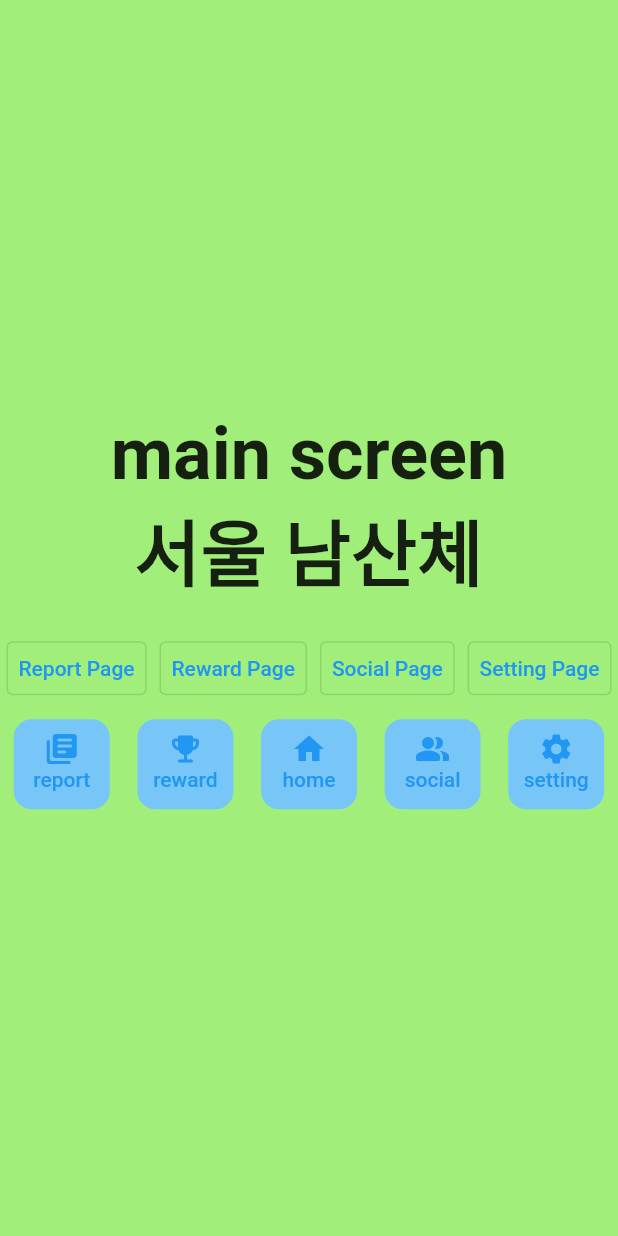
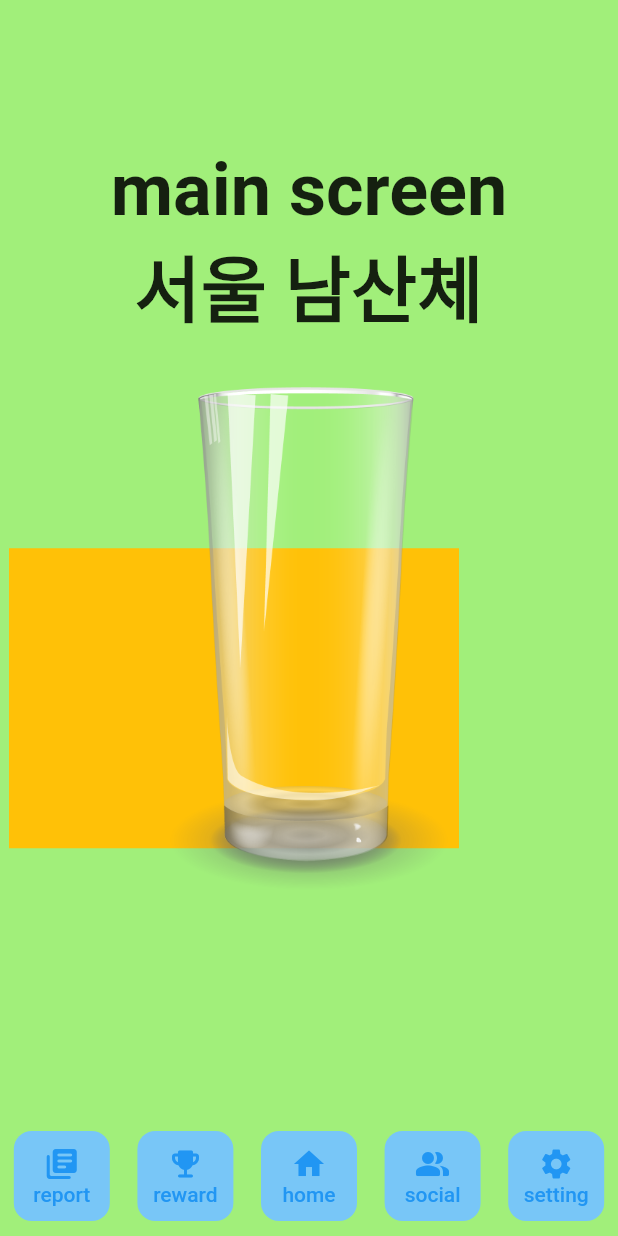
Before and after one commit to yu-so-young2/habitat, a Flutter app: the screen it shows after launch, on a phone screen of 412 x 824 dp. Run offline on Flutter 3.47's test engine with Material 2 defaults, Android fonts, the phone set to English and light mode, and no system bars; Roboto replaces fonts that are missing (SeoulNamsan).

Commit message:
Feat : dock bar 샘플 완성
단순 페이지 이동 기능만 있는 dock bar를 만들었습니다.

Related to : #S08P31A704-229

```diff
--- a/habitat/lib/screens/main_screen.dart
+++ b/habitat/lib/screens/main_screen.dart
@@ -9,22 +9,6 @@ class MainScreen extends StatefulWidget {
 }
 
 class _MainScreenState extends State<MainScreen> {
-  void goReport() {
-    Navigator.pushNamed(context, '/report');
-  }
-
-  void goReward() {
-    Navigator.pushNamed(context, '/reward');
-  }
-
-  void goSocial() {
-    Navigator.pushNamed(context, '/social');
-  }
-
-  void goSetting() {
-    Navigator.pushNamed(context, '/setting');
-  }
-
   @override
   Widget build(BuildContext context) {
     return Scaffold(
@@ -50,65 +34,28 @@ class _MainScreenState extends State<MainScreen> {
               fontWeight: FontWeight.w600,
             ),
           ),
+          Stack(
+            children: [
+              Positioned(
+                bottom: 60,
+                child: Container(
+                  width: 300,
+                  height: 200,
+                  color: Colors.amber,
+                ),
+              ),
+              Image.asset(
+                "lib/assets/images/glass.png",
+                width: 400,
+              ),
+            ],
+          ),
           const SizedBox(
             height: 20,
           ),
-          Row(
-            mainAxisAlignment: MainAxisAlignment.spaceAround,
-            children: [
-              OutlinedButton(
-                style: OutlinedButton.styleFrom(
-                  padding: const EdgeInsets.all(8),
-                ),
-                onPressed: goReport,
-                child: const Text(
-                  "Report Page",
-                  style: TextStyle(
-                    fontSize: 14,
-                  ),
-                ),
-              ),
-              OutlinedButton(
-                style: OutlinedButton.styleFrom(
-                  padding: const EdgeInsets.all(8),
-                ),
-                onPressed: goReward,
-                child: const Text(
-                  "Reward Page",
-                  style: TextStyle(
-                    fontSize: 14,
-                  ),
-                ),
-              ),
-              OutlinedButton(
-                style: OutlinedButton.styleFrom(
-                  padding: const EdgeInsets.all(8),
-                ),
-                onPressed: goSocial,
-                child: const Text(
-                  "Social Page",
-                  style: TextStyle(
-                    fontSize: 14,
-                  ),
-                ),
-              ),
-              OutlinedButton(
-                style: OutlinedButton.styleFrom(
-                  padding: const EdgeInsets.all(8),
-                ),
-                onPressed: goSetting,
-                child: const Text(
-                  "Setting Page",
-                  style: TextStyle(
-                    fontSize: 14,
-                  ),
-                ),
-              ),
-            ],
-          ),
-          const DockBar()
         ],
       ),
+      bottomNavigationBar: const DockBar(),
     );
   }
 }
--- a/habitat/lib/screens/report_screen.dart
+++ b/habitat/lib/screens/report_screen.dart
@@ -1,4 +1,5 @@
 import 'package:flutter/material.dart';
+import 'package:habitat/widgets/dock_bar.dart';
 
 class ReportScreen extends StatefulWidget {
   const ReportScreen({super.key});
@@ -28,6 +29,7 @@ class _ReportScreenState extends State<ReportScreen> {
           ),
         ],
       ),
+      bottomNavigationBar: DockBar(),
     );
   }
 }
--- a/habitat/lib/screens/reward_screen.dart
+++ b/habitat/lib/screens/reward_screen.dart
@@ -1,4 +1,5 @@
 import 'package:flutter/material.dart';
+import 'package:habitat/widgets/dock_bar.dart';
 
 class RewardScreen extends StatefulWidget {
   const RewardScreen({super.key});
@@ -28,6 +29,7 @@ class _RewardScreenState extends State<RewardScreen> {
           ),
         ],
       ),
+      bottomNavigationBar: DockBar(),
     );
   }
 }
--- a/habitat/lib/screens/setting_screen.dart
+++ b/habitat/lib/screens/setting_screen.dart
@@ -1,4 +1,5 @@
 import 'package:flutter/material.dart';
+import 'package:habitat/widgets/dock_bar.dart';
 
 class SettingScreen extends StatefulWidget {
   const SettingScreen({super.key});
@@ -28,6 +29,7 @@ class _SettingScreenState extends State<SettingScreen> {
           ),
         ],
       ),
+      bottomNavigationBar: DockBar(),
     );
   }
 }
--- a/habitat/lib/screens/social_screen.dart
+++ b/habitat/lib/screens/social_screen.dart
@@ -1,4 +1,5 @@
 import 'package:flutter/material.dart';
+import 'package:habitat/widgets/dock_bar.dart';
 
 class SocialScreen extends StatefulWidget {
   const SocialScreen({super.key});
@@ -28,6 +29,7 @@ class _SocialScreenState extends State<SocialScreen> {
           ),
         ],
       ),
+      bottomNavigationBar: DockBar(),
     );
   }
 }
--- a/habitat/lib/widgets/dock_bar.dart
+++ b/habitat/lib/widgets/dock_bar.dart
@@ -18,22 +18,27 @@ class _DockBarState extends State<DockBar> {
         children: [
           DockBarTab(
             tabname: "report",
+            tablocate: "/report",
             tabicon: Icons.library_books_rounded,
           ),
           DockBarTab(
             tabname: "reward",
+            tablocate: "/reward",
             tabicon: Icons.emoji_events_rounded,
           ),
           DockBarTab(
             tabname: "home",
+            tablocate: "/",
             tabicon: Icons.home,
           ),
           DockBarTab(
             tabname: "social",
+            tablocate: "/social",
             tabicon: Icons.people_alt_rounded,
           ),
           DockBarTab(
             tabname: "setting",
+            tablocate: "/setting",
             tabicon: Icons.settings,
           ),
         ],
@@ -43,21 +48,22 @@ class _DockBarState extends State<DockBar> {
 }
 
 class DockBarTab extends StatelessWidget {
-  final String tabname;
+  final String tabname, tablocate;
   final IconData tabicon;
 
   const DockBarTab({
     super.key,
     required this.tabname,
+    required this.tablocate,
     required this.tabicon,
   });
-
-  void pressbutton() {}
 
   @override
   Widget build(BuildContext context) {
     return TextButton(
-      onPressed: () {},
+      onPressed: () {
+        Navigator.pushNamed(context, tablocate);
+      },
       style: TextButton.styleFrom(
         fixedSize: const Size(60, 60),
         padding: const EdgeInsets.all(8),
@@ -67,16 +73,8 @@ class DockBarTab extends StatelessWidget {
           borderRadius: BorderRadius.all(Radius.circular(12)),
         ),
       ),
-      // boxShadow: const [
-      //   BoxShadow(
-      //     blurRadius: 30,
-      //     blurStyle: BlurStyle.inner,
-      //     color: Colors.black,
-      //     offset: Offset(5, 5),
-      //     spreadRadius: 0.1,
-      //   )
-      // ],
       child: Column(
+        mainAxisAlignment: MainAxisAlignment.center,
         children: [
           Icon(tabicon),
           Text(tabname),
--- a/habitat/pubspec.yaml
+++ b/habitat/pubspec.yaml
@@ -57,9 +57,8 @@ flutter:
   uses-material-design: true
 
   # To add assets to your application, add an assets section, like this:
-  # assets:
-  #   - images/a_dot_burr.jpeg
-  #   - images/a_dot_ham.jpeg
+  assets:
+    - lib/assets/images/glass.png
 
   # An image asset can refer to one or more resolution-specific "variants", see
   # https://flutter.dev/assets-and-images/#resolution-aware
```
Also changed, not shown: habitat/lib/assets/images/glass.png (added).
